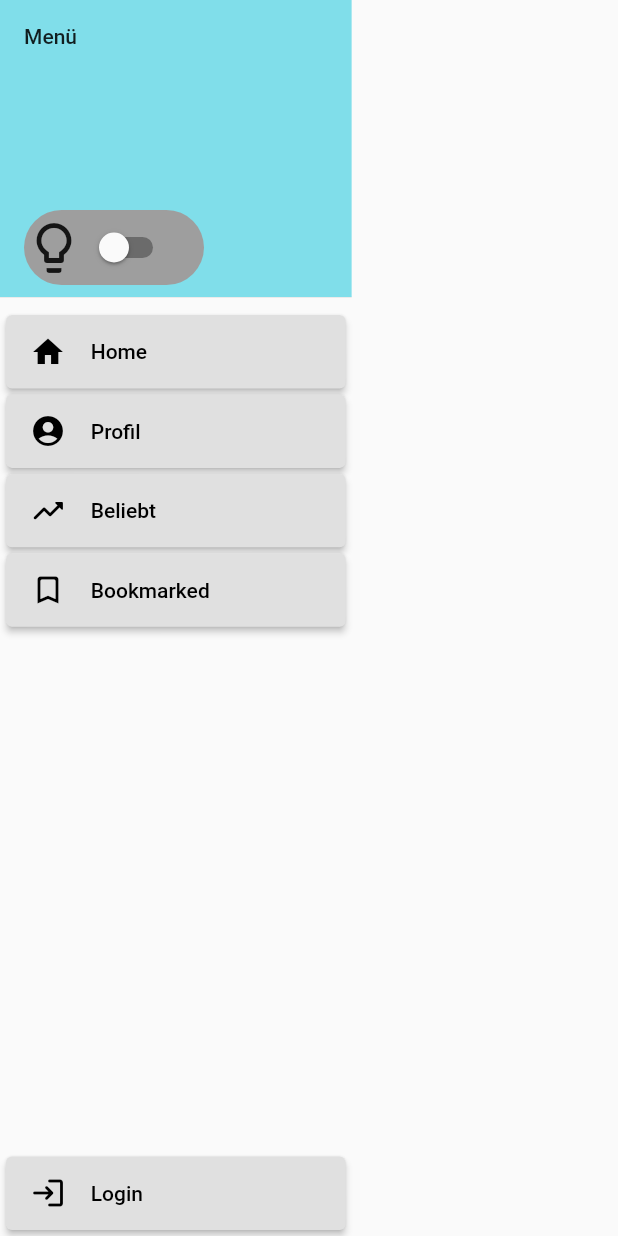
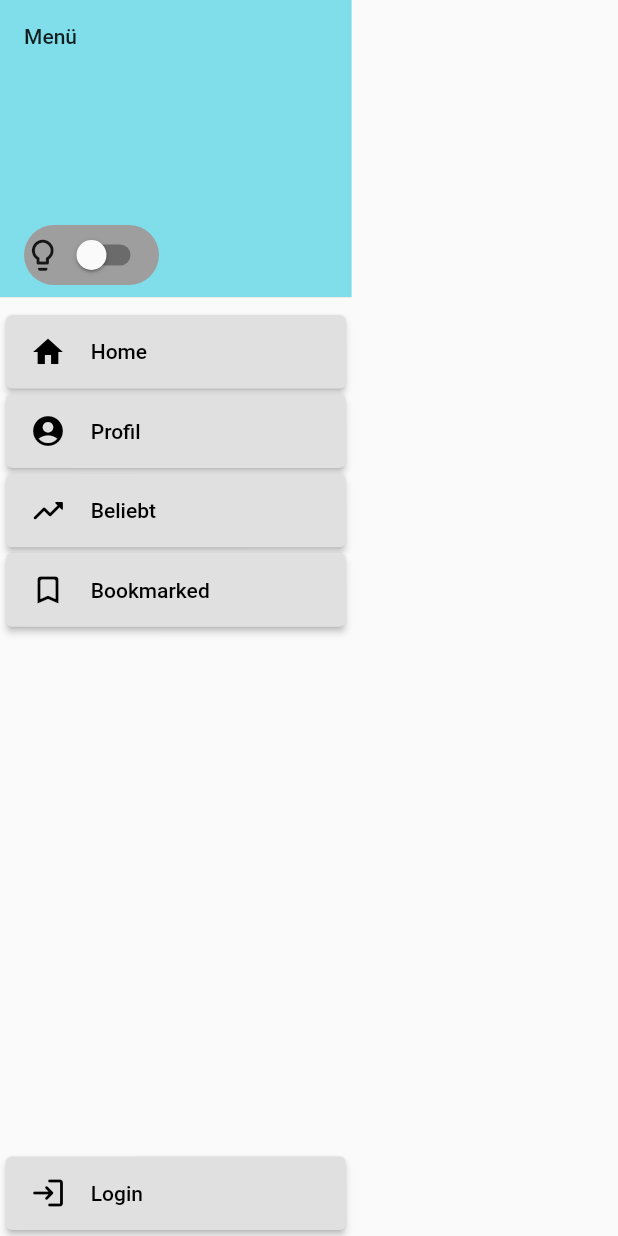
Before and after one commit to AwesomeCamo/GUIResp, a Flutter app: the MenuDrawer widget shown alone on an empty page, opened directly, on a phone screen of 412 x 824 dp. Run offline on Flutter 3.47's test engine with Material 2 defaults, Android fonts, the phone set to English and light mode, and no system bars.

Commit message:
Anordnungen für Landscape Mode verändern

```diff
--- a/myapp/lib/cart_page.dart
+++ b/myapp/lib/cart_page.dart
@@ -118,7 +118,7 @@ class _CartPageState extends State<CartPage> {
                 body: Column(
                   children: [
                     Container(
-                      height: 120,
+                      height: 80,
                       child: Column(
                         children: [
                           Expanded(
@@ -131,10 +131,10 @@ class _CartPageState extends State<CartPage> {
                     Expanded(
                       // gesamter Inhaltsbereich
                       flex: 7,
-                      child: Column(
+                      child: Row(
                         children: [
                           Expanded(
-                            flex: 11,
+                            flex: 7,
                             child: ListView.builder(
                               padding: EdgeInsets.all(0),
                               itemCount: addedCartItems.length,
--- a/myapp/lib/home_page.dart
+++ b/myapp/lib/home_page.dart
@@ -69,7 +69,7 @@ class _HomePageState extends State<HomePage> {
                 body: Column(
                   children: [
                     Container(
-                      height: 120,
+                      height: 80,
                       child: Column(
                         children: [
                           Expanded(
--- a/myapp/lib/widgets/menu_drawer.dart
+++ b/myapp/lib/widgets/menu_drawer.dart
@@ -34,8 +34,8 @@ class MenuDrawer extends StatelessWidget {
                     Row(
                       children: [
                         Container(
-                          height: 50,
-                          width: 120,
+                          height: 40,
+                          width: 90,
                           decoration: BoxDecoration(
                             color: Colors.grey,
                             borderRadius: BorderRadius.circular(25),
@@ -44,7 +44,7 @@ class MenuDrawer extends StatelessWidget {
                             children: [
                               Icon(
                                 Icons.lightbulb_outline,
-                                size: 40,
+                                size: 25,
                               ),
                               ChangeThemeSwitch(),
                             ],
--- a/myapp/lib/widgets/offer_tile.dart
+++ b/myapp/lib/widgets/offer_tile.dart
@@ -25,6 +25,7 @@ class _OfferTileState extends State<OfferTile> {
   Widget build(BuildContext context) {
     return Card(
       child: Container(
+        // Container für Anzeige und Positionierung des Angebotsbildes
         margin: EdgeInsets.all(6),
         decoration: BoxDecoration(
           color: Theme.of(context).cardColor,
```
